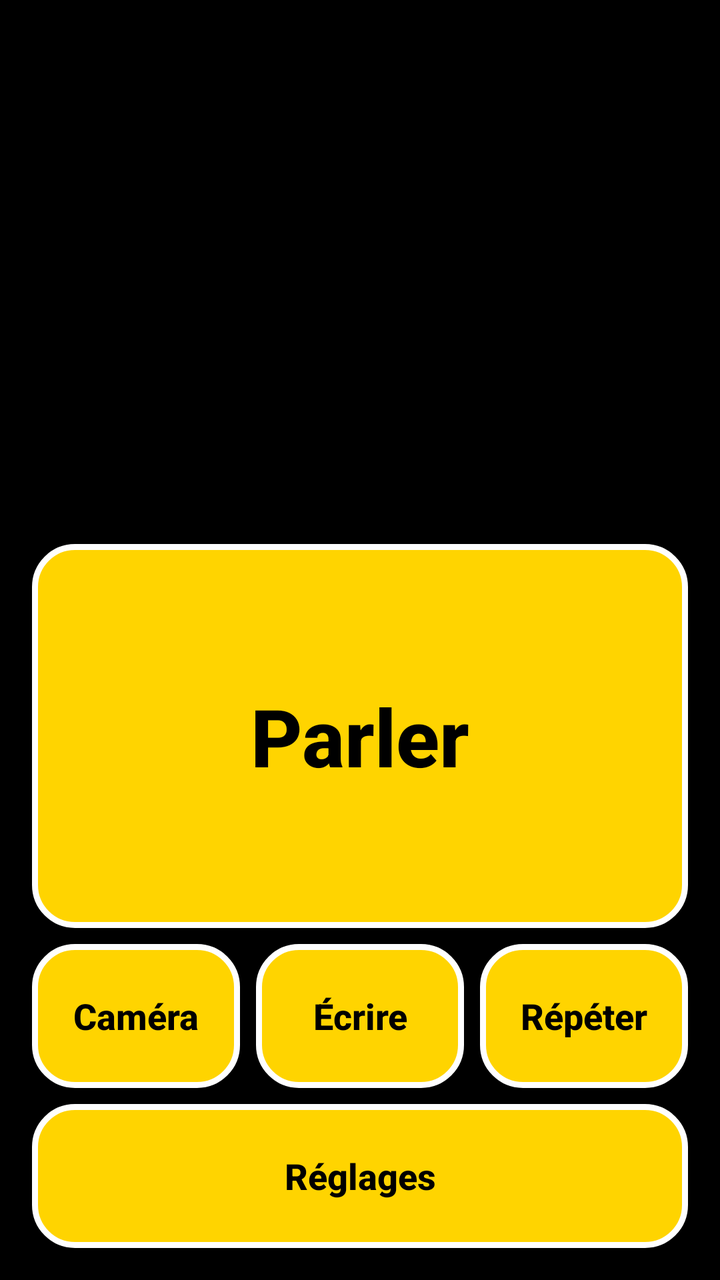
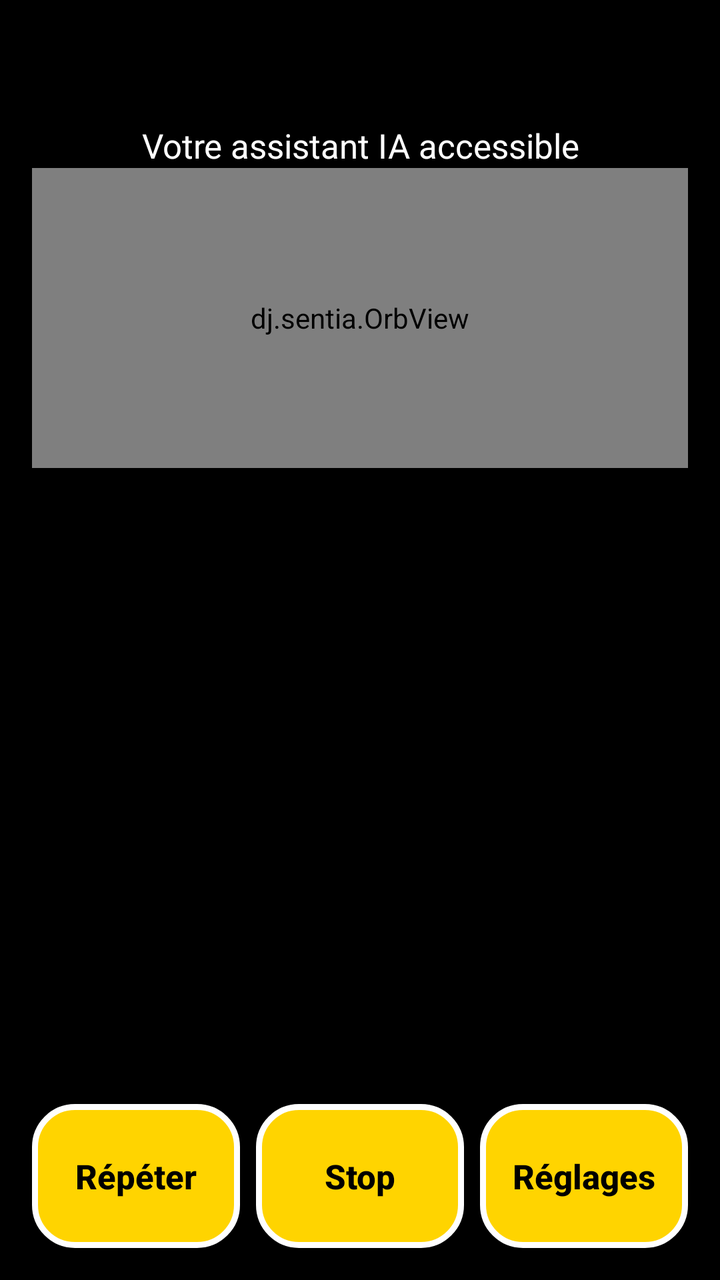

Before-and-after screenshots of an Android layout around one commit, followed by the original layout XML and the change that was made.
<!-- AndroidManifest.xml: application theme Theme.Sentia -->
<!-- res/layout/activity_assistant.xml -->
<?xml version="1.0" encoding="utf-8"?>
<LinearLayout xmlns:android="http://schemas.android.com/apk/res/android"
    android:layout_width="match_parent" android:layout_height="match_parent"
    android:orientation="vertical" android:padding="16dp"
    android:background="@color/black">

    <TextView
        android:id="@+id/status"
        android:layout_width="match_parent" android:layout_height="wrap_content"
        android:accessibilityLiveRegion="polite"
        android:textColor="@color/yellow" android:textSize="22sp" android:textStyle="bold"
        android:gravity="center" android:minHeight="48dp" />

    <ScrollView
        android:layout_width="match_parent" android:layout_height="0dp" android:layout_weight="1"
        android:layout_marginTop="8dp" android:layout_marginBottom="8dp">
        <TextView
            android:id="@+id/reply"
            android:layout_width="match_parent" android:layout_height="wrap_content"
            android:textColor="@color/white" android:textSize="28sp"
            android:lineSpacingMultiplier="1.15" android:padding="8dp" />
    </ScrollView>

    <LinearLayout
        android:id="@+id/writePanel"
        android:layout_width="match_parent" android:layout_height="wrap_content"
        android:orientation="horizontal" android:visibility="gone" android:layout_marginBottom="8dp">
        <EditText
            android:id="@+id/input"
            android:layout_width="0dp" android:layout_height="wrap_content" android:layout_weight="1"
            android:hint="@string/write_hint" android:inputType="textMultiLine|textCapSentences"
            android:minHeight="56dp" android:textColor="@color/white" android:textColorHint="#BBBBBB"
            android:textSize="22sp" android:maxLines="4" />
        <Button
            android:id="@+id/sendBtn" style="@style/Sentia.BigButton"
            android:layout_width="wrap_content" android:layout_height="wrap_content"
            android:text="@string/send" android:layout_marginStart="8dp" />
    </LinearLayout>

    <Button
        android:id="@+id/speakBtn" style="@style/Sentia.BigButton"
        android:layout_width="match_parent" android:layout_height="0dp" android:layout_weight="1"
        android:text="@string/speak_button" android:textSize="40sp" />

    <LinearLayout
        android:layout_width="match_parent" android:layout_height="wrap_content"
        android:orientation="horizontal" android:layout_marginTop="8dp">
        <Button android:id="@+id/cameraBtn" style="@style/Sentia.BigButton"
            android:layout_width="0dp" android:layout_height="wrap_content" android:layout_weight="1"
            android:text="@string/camera_button" android:textSize="18sp" />
        <Button android:id="@+id/writeBtn" style="@style/Sentia.BigButton"
            android:layout_width="0dp" android:layout_height="wrap_content" android:layout_weight="1"
            android:layout_marginStart="8dp"
            android:text="@string/write_button" android:textSize="18sp" />
        <Button android:id="@+id/repeatBtn" style="@style/Sentia.BigButton"
            android:layout_width="0dp" android:layout_height="wrap_content" android:layout_weight="1"
            android:layout_marginStart="8dp"
            android:text="@string/repeat_button" android:textSize="18sp" />
    </LinearLayout>

    <Button android:id="@+id/settingsBtn" style="@style/Sentia.BigButton"
        android:layout_width="match_parent" android:layout_height="wrap_content"
        android:layout_marginTop="8dp"
        android:text="@string/settings_button" android:textSize="18sp" />
</LinearLayout>
<!-- resources referenced by this layout -->
<resources>
  <color name="black">#000000</color>
  <color name="white">#FFFFFF</color>
  <color name="yellow">#FFD400</color>
  <string name="camera_button">Caméra</string>
  <string name="repeat_button">Répéter</string>
  <string name="send">Envoyer</string>
  <string name="settings_button">Réglages</string>
  <string name="speak_button">Parler</string>
  <string name="write_button">Écrire</string>
  <string name="write_hint">Écrivez votre message</string>
  <style name="Sentia.BigButton" parent="Widget.AppCompat.Button">
          <item name="android:background">@drawable/btn_bg</item>
          <item name="android:textColor">@color/black</item>
          <item name="android:textSize">22sp</item>
          <item name="android:textStyle">bold</item>
          <item name="android:minHeight">72dp</item>
          <item name="android:padding">16dp</item>
          <item name="android:textAllCaps">false</item>
      </style>
  <style name="Theme.Sentia" parent="Theme.AppCompat.NoActionBar">
          <item name="android:windowBackground">@color/black</item>
          <item name="android:textColor">@color/white</item>
          <item name="android:textColorPrimary">@color/white</item>
          <item name="colorAccent">@color/yellow</item>
          <item name="colorPrimary">@color/black</item>
          <item name="android:statusBarColor">@color/black</item>
          <item name="android:navigationBarColor">@color/black</item>
      </style>
  <!-- drawable btn_bg (drawable) -->
  <?xml version="1.0" encoding="utf-8"?>
  <shape xmlns:android="http://schemas.android.com/apk/res/android" android:shape="rectangle">
      <solid android:color="@color/yellow" />
      <corners android:radius="20dp" />
      <stroke android:width="3dp" android:color="@color/white" />
  </shape>
</resources>

<!-- the commit's change to res/layout/activity_assistant.xml (unified diff, before → after) -->
@@ -1,23 +1,43 @@
 <?xml version="1.0" encoding="utf-8"?>
 <LinearLayout xmlns:android="http://schemas.android.com/apk/res/android"
+    android:id="@+id/root"
     android:layout_width="match_parent" android:layout_height="match_parent"
     android:orientation="vertical" android:padding="16dp"
     android:background="@color/black">
 
+    
+    <TextView
+        android:id="@+id/identTitle"
+        android:layout_width="match_parent" android:layout_height="wrap_content"
+        android:gravity="center" android:textColor="@color/yellow"
+        android:textSize="34sp" android:textStyle="bold" />
+    <TextView
+        android:id="@+id/identSubtitle"
+        android:layout_width="match_parent" android:layout_height="wrap_content"
+        android:gravity="center" android:textColor="@color/white" android:textSize="17sp"
+        android:text="@string/ident_subtitle" />
+
+    
+    <dj.sentia.OrbView
+        android:id="@+id/orb"
+        android:layout_width="match_parent" android:layout_height="150dp"
+        android:importantForAccessibility="no" />
+
     <TextView
         android:id="@+id/status"
         android:layout_width="match_parent" android:layout_height="wrap_content"
+        android:layout_marginTop="0dp"
         android:accessibilityLiveRegion="polite"
         android:textColor="@color/yellow" android:textSize="22sp" android:textStyle="bold"
         android:gravity="center" android:minHeight="48dp" />
 
     <ScrollView
         android:layout_width="match_parent" android:layout_height="0dp" android:layout_weight="1"
-        android:layout_marginTop="8dp" android:layout_marginBottom="8dp">
+        android:layout_marginBottom="6dp">
         <TextView
             android:id="@+id/reply"
             android:layout_width="match_parent" android:layout_height="wrap_content"
-            android:textColor="@color/white" android:textSize="28sp"
+            android:textColor="@color/white" android:textSize="26sp"
             android:lineSpacingMultiplier="1.15" android:padding="8dp" />
     </ScrollView>
 
@@ -37,29 +57,36 @@
             android:text="@string/send" android:layout_marginStart="8dp" />
     </LinearLayout>
 
-    <Button
-        android:id="@+id/speakBtn" style="@style/Sentia.BigButton"
-        android:layout_width="match_parent" android:layout_height="0dp" android:layout_weight="1"
-        android:text="@string/speak_button" android:textSize="40sp" />
+    
+    <TextView
+        android:id="@+id/hintShake"
+        android:layout_width="match_parent" android:layout_height="wrap_content"
+        android:gravity="center" android:textColor="@color/white" android:textSize="16sp" />
+    <TextView
+        android:id="@+id/hintVolume"
+        android:layout_width="match_parent" android:layout_height="wrap_content"
+        android:gravity="center" android:textColor="@color/white" android:textSize="16sp"
+        android:layout_marginBottom="8dp" />
+
+    
+    <LinearLayout
+        android:id="@+id/actions"
+        android:layout_width="match_parent" android:layout_height="0dp" android:layout_weight="3"
+        android:orientation="vertical" />
 
     <LinearLayout
         android:layout_width="match_parent" android:layout_height="wrap_content"
         android:orientation="horizontal" android:layout_marginTop="8dp">
-        <Button android:id="@+id/cameraBtn" style="@style/Sentia.BigButton"
+        <Button android:id="@+id/repeatBtn" style="@style/Sentia.BigButton"
             android:layout_width="0dp" android:layout_height="wrap_content" android:layout_weight="1"
-            android:text="@string/camera_button" android:textSize="18sp" />
-        <Button android:id="@+id/writeBtn" style="@style/Sentia.BigButton"
+            android:text="@string/repeat_button" android:textSize="17sp" />
+        <Button android:id="@+id/stopBtn" style="@style/Sentia.BigButton"
             android:layout_width="0dp" android:layout_height="wrap_content" android:layout_weight="1"
             android:layout_marginStart="8dp"
-            android:text="@string/write_button" android:textSize="18sp" />
-        <Button android:id="@+id/repeatBtn" style="@style/Sentia.BigButton"
+            android:text="@string/stop_button" android:textSize="17sp" />
+        <Button android:id="@+id/settingsBtn" style="@style/Sentia.BigButton"
             android:layout_width="0dp" android:layout_height="wrap_content" android:layout_weight="1"
             android:layout_marginStart="8dp"
-            android:text="@string/repeat_button" android:textSize="18sp" />
+            android:text="@string/settings_button" android:textSize="17sp" />
     </LinearLayout>
-
-    <Button android:id="@+id/settingsBtn" style="@style/Sentia.BigButton"
-        android:layout_width="match_parent" android:layout_height="wrap_content"
-        android:layout_marginTop="8dp"
-        android:text="@string/settings_button" android:textSize="18sp" />
 </LinearLayout>
<!-- resource entries referenced after the edit -->
@@ -3,12 +3,11 @@
   <color name="black">#000000</color>
   <color name="white">#FFFFFF</color>
   <color name="yellow">#FFD400</color>
-  <string name="camera_button">Caméra</string>
+  <string name="ident_subtitle">Votre assistant IA accessible</string>
   <string name="repeat_button">Répéter</string>
   <string name="send">Envoyer</string>
   <string name="settings_button">Réglages</string>
-  <string name="speak_button">Parler</string>
-  <string name="write_button">Écrire</string>
+  <string name="stop_button">Stop</string>
   <string name="write_hint">Écrivez votre message</string>
   <style name="Sentia.BigButton" parent="Widget.AppCompat.Button">
           <item name="android:background">@drawable/btn_bg</item>
